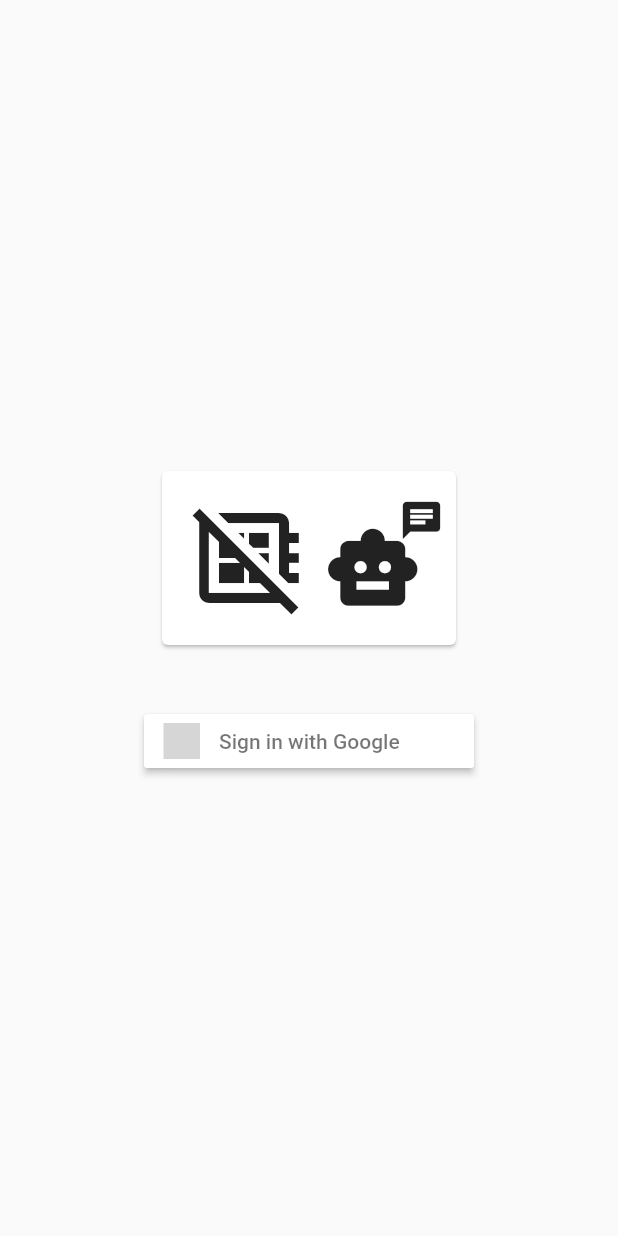
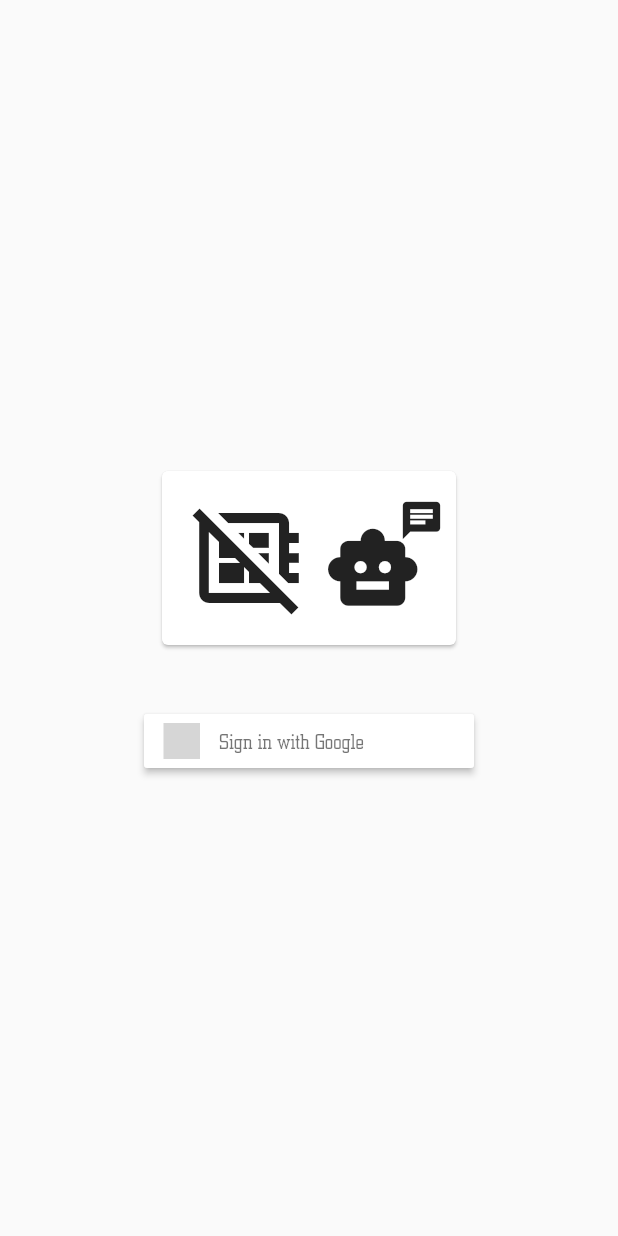
Before and after one commit to Goolski/serverless_chatbot_frontend, a Flutter app: the screen it shows after launch, on a phone screen of 412 x 824 dp. Run offline on Flutter 3.47's test engine with Material 2 defaults, Android fonts, the phone set to English and light mode, and no system bars; our stand-ins replace flutter_bloc, flutter_chat_types, flutter_chat_ui, flutter_signin_button, freezed_annotation, get_it and 3 more; missing offline and left inert: record; grey boxes are pictures that could not be loaded.

Commit message:
Added Theme

```diff
--- /dev/null
+++ b/lib/core/themes/theme.dart
@@ -0,0 +1,21 @@
+import 'package:flutter/material.dart';
+
+final mainTheme = ThemeData(
+  colorScheme: ColorScheme.fromSwatch(
+    primarySwatch: const MaterialColor(
+      0xFF006288,
+      {
+        100: Color(0xFFdaeef5),
+        200: Color(0xFFb7ddea),
+        300: Color(0xFF96cddf),
+        400: Color(0xFF76bdd5),
+        500: Color(0xFF3e9ebf),
+        600: Color(0xFF3e9ebf),
+        700: Color(0xFF248fb4),
+        800: Color(0xFF0d81a9),
+        900: Color(0xFF00739D),
+      },
+    ),
+  ),
+  fontFamily: 'SquareSlabserif',
+);
--- a/lib/main.dart
+++ b/lib/main.dart
@@ -1,6 +1,7 @@
 import 'package:flutter/material.dart';
 import 'package:flutter_bloc/flutter_bloc.dart';
 import 'package:serverless_chatbot/core/injection.dart';
+import 'package:serverless_chatbot/core/themes/theme.dart';
 import 'package:serverless_chatbot/presentation/bloc/login/login_cubit.dart';
 import 'package:serverless_chatbot/presentation/pages/chat_page.dart/chat_page.dart';
 import 'package:serverless_chatbot/presentation/pages/chat_page.dart/chat_page_cubit.dart';
@@ -33,6 +34,7 @@ class AppView extends StatelessWidget {
   @override
   Widget build(BuildContext context) {
     return MaterialApp(
+      theme: mainTheme,
       home: BlocBuilder<LoginCubit, LoginState>(
         builder: (context, state) {
           return state.maybeWhen(
```
Also changed, not shown: pubspec.yaml (+9 -0 lines), assets/fonts/Square-Slabserif/0410EU27.ttf (renamed from assets/fonts/Square Slabserif 711/0410EU27.ttf), assets/fonts/Square-Slabserif/0411EU27.ttf (renamed from assets/fonts/Square Slabserif 711/0411EU27.ttf), assets/fonts/Square-Slabserif/0412EU27.ttf (renamed from assets/fonts/Square Slabserif 711/0412EU27.ttf).
